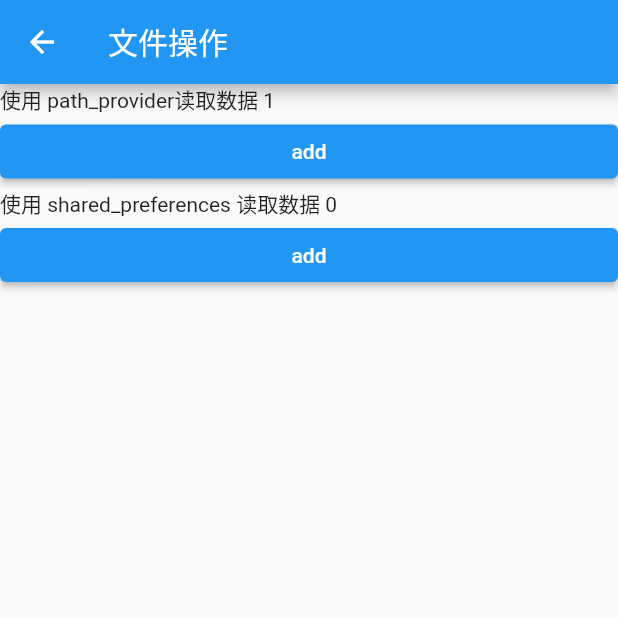
After one commit to xxxIxxxx/flutter_ddup, a Flutter app: the FilePathPage screen opened by its route, after a tap on "add", on a phone screen of 412 x 824 dp, the top half of it. The commit adds this screen. Run offline on Flutter 3.47's test engine with Material 2 defaults, Android fonts, the phone set to English and light mode, and no system bars; our stand-ins replace fluro, shared_preferences; missing offline and left inert: shared_preferences_web; accounts and stored records are empty.

Commit message:
文件操作 本地数据读取

```diff
--- a/lib/app/home_page.dart
+++ b/lib/app/home_page.dart
@@ -378,6 +378,13 @@ class _MyHomePageState extends State<MyHomePage> {
             },
             child: const Text("自绘组件"),
           ),
+          TextButton(
+            onPressed: () {
+              Application.router.navigateTo(context, Routes.filePath,
+                  transition: TransitionType.native);
+            },
+            child: const Text("文件管理，数据读取"),
+          ),
         ],
       ),
     );
--- /dev/null
+++ b/lib/class/文件操作/file_path_page.dart
@@ -0,0 +1,94 @@
+// ignore_for_file: avoid_print
+
+import 'dart:io';
+import 'package:flutter/material.dart';
+import 'package:path_provider/path_provider.dart';
+import 'package:shared_preferences/shared_preferences.dart';
+
+class FilePathPage extends StatefulWidget {
+  const FilePathPage({Key? key}) : super(key: key);
+
+  @override
+  _FilePathPageState createState() => _FilePathPageState();
+}
+
+class _FilePathPageState extends State<FilePathPage> {
+  int _counter = 0;
+  final Future<SharedPreferences> _prefs = SharedPreferences.getInstance();
+  int _counter2 = 0;
+
+  @override
+  void initState() {
+    super.initState();
+
+    _prefs.then((SharedPreferences prefs) {
+      _counter2 = prefs.getInt("_counter2") ?? 0;
+    });
+
+    readCounter().then((int value) {
+      setState(() {
+        _counter = value;
+      });
+    });
+  }
+
+  // 获取文件
+  Future<File> getLocalFile() async {
+    // get the path to the document directory.
+    String dir = (await getApplicationDocumentsDirectory()).path;
+    return File('$dir/counter.txt');
+  }
+
+  // 读取数据
+  Future<int> readCounter() async {
+    try {
+      File file = await getLocalFile();
+      String contents = await file.readAsString();
+      return int.parse(contents);
+    } catch (_) {
+      return 0;
+    }
+  }
+
+  // 写入数据
+  Future<File> writeCounter(int counter) async {
+    final file = await getLocalFile();
+    return file.writeAsString('$counter');
+  }
+
+  @override
+  Widget build(BuildContext context) {
+    return Scaffold(
+      appBar: AppBar(
+        title: const Text('文件操作'),
+      ),
+      body: ListView(
+        children: [
+          Text("使用 path_provider读取数据 $_counter"),
+          ElevatedButton(
+              onPressed: () {
+                setState(() {
+                  _counter++;
+                });
+                // writeCounter(_counter);
+                writeCounter(_counter).then((file) {
+                  print(file);
+                });
+              },
+              child: const Text("add")),
+          Text("使用 shared_preferences 读取数据 $_counter2"),
+          ElevatedButton(
+              onPressed: () {
+                setState(() {
+                  _counter2 += 1;
+                });
+                _prefs.then((SharedPreferences prefs) {
+                  prefs.setInt("_counter2", _counter2);
+                });
+              },
+              child: const Text("add")),
+        ],
+      ),
+    );
+  }
+}
--- /dev/null
+++ b/lib/generated_plugin_registrant.dart
@@ -0,0 +1,16 @@
+//
+// Generated file. Do not edit.
+//
+
+// ignore_for_file: directives_ordering
+// ignore_for_file: lines_longer_than_80_chars
+
+import 'package:shared_preferences_web/shared_preferences_web.dart';
+
+import 'package:flutter_web_plugins/flutter_web_plugins.dart';
+
+// ignore: public_member_api_docs
+void registerPlugins(Registrar registrar) {
+  SharedPreferencesPlugin.registerWith(registrar);
+  registrar.registerMessageHandler();
+}
--- a/lib/route/route_handlers.dart
+++ b/lib/route/route_handlers.dart
@@ -47,6 +47,7 @@ import '../class/WillPopScope导航返回拦截/will_pop_scope_page.dart';
 import '../class/widget生命周期/counter_life_cycle_page.dart';
 import '../class/事件总线及单例/event_bus_page.dart';
 import '../class/交织动画/animation_group_page.dart';
+import '../class/文件操作/file_path_page.dart';
 import '../class/自绘组件/custom_widget_page.dart';
 import '../class/自行实现渐变色按钮 InkWell涟漪组件/gradient_btn_page.dart';
 import '../class/路由传值/tipRoute_page.dart';
@@ -308,3 +309,9 @@ var customWidgetHandeler = Handler(
     handlerFunc: (BuildContext? context, Map<String, List<String>> params) {
   return const CustomWidgetPage();
 });
+
+
+var filePathHandeler = Handler(
+    handlerFunc: (BuildContext? context, Map<String, List<String>> params) {
+  return const FilePathPage();
+});
--- a/lib/route/routes.dart
+++ b/lib/route/routes.dart
@@ -56,6 +56,7 @@ class Routes {
   static String gradientBtn = "/gradientBtn";
   static String customPaintCanvas = "/customPaintCanvas";
   static String customWidget = "/customWidget";
+  static String filePath = "/filePath";
 
   static void configureRoutes(FluroRouter router) {
     router.notFoundHandler = Handler(
@@ -117,5 +118,6 @@ class Routes {
     router.define(gradientBtn, handler: gradientBtnHandeler);
     router.define(customPaintCanvas, handler: customPaintCanvasHandeler);
     router.define(customWidget, handler: customWidgetHandeler);
+    router.define(filePath, handler: filePathHandeler);
   }
 }
--- a/pubspec.yaml
+++ b/pubspec.yaml
@@ -33,6 +33,10 @@ dependencies:
   fluro: ^2.0.3
   #状态管理
   provider: ^6.0.2
+  # 文件管理
+  path_provider: ^2.0.9
+  # 简便文件管理
+  shared_preferences: ^2.0.13
 
   # The following adds the Cupertino Icons font to your application.
   # Use with the CupertinoIcons class for iOS style icons.
```
Also changed, not shown: pubspec.lock, 98 other files.
